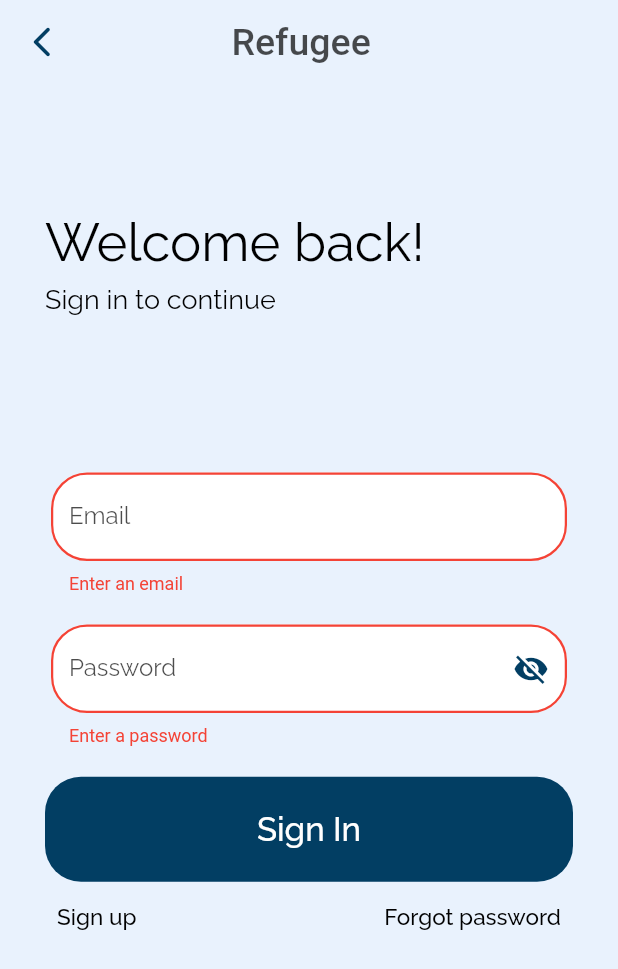
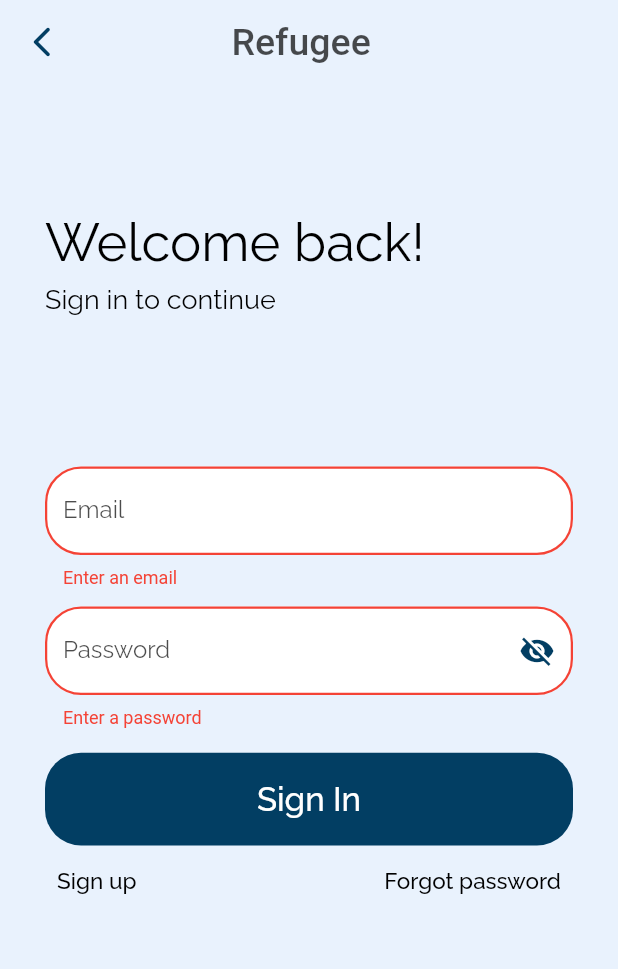
Before and after one commit to kverkholomova/praca_inzynierska, a Flutter app: the SignInRef screen opened directly with empty values, after a tap on "Sign In", on a phone screen of 412 x 824 dp. Shown: the top 969 px of the screen. Run offline on Flutter 3.47's test engine with Material 2 defaults, Android fonts, the phone set to English and light mode, and no system bars; our stand-ins replace cloud_firestore, firebase_auth, firebase_core, firebase_messaging, flutter_local_notifications, flutter_rating_bar and 4 more; missing offline and left inert: flutter_animated_button; accounts and stored records are empty.

Commit message:
Working on SignIn and SignUp screens

```diff
--- a/lib/Refugee/authenticate/register_refugee.dart
+++ b/lib/Refugee/authenticate/register_refugee.dart
@@ -144,7 +144,7 @@ class _RegisterRefState extends State<RegisterRef> {
 
                           if(_formKey.currentState!.validate()){
                             setState(() => loading = true);
-                            dynamic result = await _auth.registerWithEmailAndPasswordRef(email, password, user_name_ref, phone_number_ref, pesel_ref);
+                            dynamic result = await _auth.registerWithEmailAndPasswordRef(email, password, user_name_ref, phone_number_ref);
                             if(result == null) {
                               setState(() {
                                 loading = false;
--- a/lib/screens/register_login/refugee/sign_in_refugee.dart
+++ b/lib/screens/register_login/refugee/sign_in_refugee.dart
@@ -11,6 +11,8 @@ TextEditingController controllerTextFieldEmailRef = TextEditingController();
 TextEditingController controllerTextFieldPasswordRef = TextEditingController();
 bool isVisibleRef = false;
 bool errorEmptyRef = false;
+String emailRefLog = '';
+String passwordRefLog = '';
 
 class SignInRef extends StatefulWidget {
   final Function toggleView;
@@ -26,8 +28,7 @@ class _SignInRefState extends State<SignInRef> {
   final _formKey = GlobalKey<FormState>();
   String error = '';
   bool loading = false;
-  String email = '';
-  String password = '';
+
 
   @override
   Widget build(BuildContext context) {
@@ -130,7 +131,7 @@ class _SignInRefState extends State<SignInRef> {
                     key: _formKey,
                     child: Column(
                       children: <Widget>[
-                        Card(
+                        Material(
                           color: Colors.transparent,
                           shape: const RoundedRectangleBorder(
                               borderRadius: BorderRadius.all(
@@ -146,7 +147,7 @@ class _SignInRefState extends State<SignInRef> {
                         SizedBox(height: !errorEmptyRef
                             ?MediaQuery.of(context).size.height * 0.02
                             :MediaQuery.of(context).size.height * 0.015,),
-                        Card(
+                        Material(
                           color: Colors.transparent,
                           shape: const RoundedRectangleBorder(
                               borderRadius: BorderRadius.all(
@@ -172,7 +173,7 @@ class _SignInRefState extends State<SignInRef> {
                             : MediaQuery.of(context).size.height * 0.02),
                     child: Container(
                       width: double.infinity,
-                      height: MediaQuery.of(context).size.height * 0.085,
+                      height: MediaQuery.of(context).size.height * 0.075,
                       decoration: buttonDecoration,
                       child: TextButton(
                           child: Text(
@@ -194,7 +195,7 @@ class _SignInRefState extends State<SignInRef> {
                               setState(() => loading = true);
                               dynamic result =
                               await _auth.signInWithEmailAndPasswordRef(
-                                  email, password);
+                                  emailRefLog, passwordRefLog);
 
                               if (result == null) {
                                 setState(() {
--- a/lib/screens/register_login/volunteer/sign_in_volunteer.dart
+++ b/lib/screens/register_login/volunteer/sign_in_volunteer.dart
@@ -9,12 +9,10 @@ import '../../../../widgets/text_form_field.dart';
 
 TextEditingController controllerTextFieldEmailVol = TextEditingController();
 TextEditingController controllerTextFieldPasswordVol = TextEditingController();
-List<String> chosenCategory = [];
-String userName = '';
-String phoneNumber = '';
-String pesel = '';
 bool isVisible = false;
 double paddingHeightShadow = 0.048;
+String emailVolLog = '';
+String passwordVolLog = '';
 
 class SignInVol extends StatefulWidget {
   final Function toggleView;
@@ -30,8 +28,7 @@ class _SignInVolState extends State<SignInVol> {
   final _formKey = GlobalKey<FormState>();
   String error = '';
   bool loading = false;
-  String email = '';
-  String password = '';
+
 
   @override
   Widget build(BuildContext context) {
@@ -128,7 +125,7 @@ class _SignInVolState extends State<SignInVol> {
                           key: _formKey,
                           child: Column(
                             children: <Widget>[
-                              Card(
+                              Material(
                                 color: Colors.transparent,
                                 shape: const RoundedRectangleBorder(
                                     borderRadius: BorderRadius.all(
@@ -144,7 +141,7 @@ class _SignInVolState extends State<SignInVol> {
                           SizedBox(height: !errorEmpty
                                   ?MediaQuery.of(context).size.height * 0.02
                               :MediaQuery.of(context).size.height * 0.015,),
-                              Card(
+                              Material(
                                 color: Colors.transparent,
                                 shape: const RoundedRectangleBorder(
                                     borderRadius: BorderRadius.all(
@@ -170,7 +167,7 @@ class _SignInVolState extends State<SignInVol> {
                           : MediaQuery.of(context).size.height * 0.02),
                           child: Container(
                             width: double.infinity,
-                            height: MediaQuery.of(context).size.height * 0.085,
+                            height: MediaQuery.of(context).size.height * 0.075,
                             decoration: buttonDecoration,
                             child: TextButton(
                                 child: Text(
@@ -194,7 +191,7 @@ class _SignInVolState extends State<SignInVol> {
                                     setState(() => loading = true);
                                     dynamic result =
                                         await _auth.signInWithEmailAndPasswordVol(
-                                            email, password);
+                                            emailVolLog, passwordVolLog);
 
                                     if (result == null) {
                                       setState(() {
--- a/lib/services/database.dart
+++ b/lib/services/database.dart
@@ -9,13 +9,12 @@ class DatabaseService{
     //collection reference
     final CollectionReference userCollection = FirebaseFirestore.instance.collection('users');
 
-    Future updateUserData(String name, String role, String user_name, String phone, String pesel, List<String> chosen_category, id_vol) async{
+    Future updateUserData(String name, String role, String user_name, String phone, List<String> chosen_category, id_vol) async{
       return await userCollection.doc(uid).set({
         'name': name,
         'role': role,
         'user_name': user_name,
         'phone_number': phone,
-        'pesel': pesel,
         'category': chosen_category,
         'id_vol': id_vol,
 
```
Also changed, not shown: lib/screens/register_login/volunteer/register_volunteer_1.dart (+7 -11 lines), lib/services/auth.dart (+4 -3 lines), lib/widgets/text_form_field.dart (+38 -6 lines).
